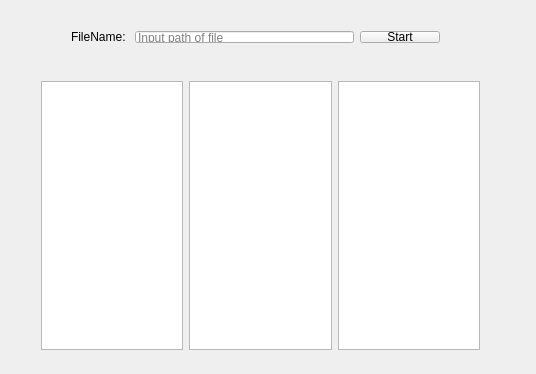
Above: CourseDesign/Part-I/ProcessShow/widget.ui from hustr/ComputerSystemLab before the change. Below: the same form after it.
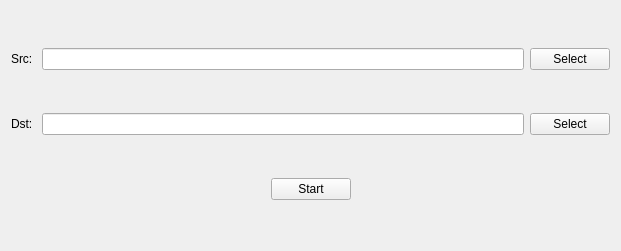
That is the form after the change.

```diff
--- a/CourseDesign/Part-I/ProcessShow/widget.ui
+++ b/CourseDesign/Part-I/ProcessShow/widget.ui
@@ -6,73 +6,123 @@
    <rect>
     <x>0</x>
     <y>0</y>
-    <width>536</width>
-    <height>374</height>
+    <width>621</width>
+    <height>251</height>
    </rect>
   </property>
+  <property name="sizePolicy">
+   <sizepolicy hsizetype="Expanding" vsizetype="Expanding">
+    <horstretch>0</horstretch>
+    <verstretch>0</verstretch>
+   </sizepolicy>
+  </property>
   <property name="windowTitle">
    <string>Widget</string>
   </property>
-  <widget class="QWidget" name="horizontalLayoutWidget">
-   <property name="geometry">
-    <rect>
-     <x>30</x>
-     <y>70</y>
-     <width>461</width>
-     <height>291</height>
-    </rect>
-   </property>
-   <layout class="QHBoxLayout" name="horizontalLayout">
-    <property name="sizeConstraint">
-     <enum>QLayout::SetMaximumSize</enum>
-    </property>
+  <property name="styleSheet">
+   <string notr="true">QTextBrowser {
+	border-style: solid;
+	border-width: 1px 
+}</string>
+  </property>
+  <layout class="QVBoxLayout" name="verticalLayout">
     <item>
-     <widget class="QTextBrowser" name="read_brw"/>
-    </item>
-    <item>
-     <widget class="QTextBrowser" name="copy_brw"/>
-    </item>
-    <item>
-     <widget class="QTextBrowser" name="print_brw"/>
-    </item>
-   </layout>
-  </widget>
-  <widget class="QWidget" name="layoutWidget">
-   <property name="geometry">
-    <rect>
-     <x>60</x>
-     <y>20</y>
-     <width>391</width>
-     <height>34</height>
-    </rect>
-   </property>
    <layout class="QHBoxLayout" name="horizontalLayout_2">
     <item>
      <widget class="QLabel" name="label">
+       <property name="sizePolicy">
+        <sizepolicy hsizetype="Minimum" vsizetype="Minimum">
+         <horstretch>0</horstretch>
+         <verstretch>0</verstretch>
+        </sizepolicy>
+       </property>
       <property name="text">
-       <string>FileName: </string>
+        <string>Src: </string>
       </property>
      </widget>
     </item>
     <item>
-     <widget class="QLineEdit" name="filename_edit">
-      <property name="inputMask">
-       <string/>
-      </property>
-      <property name="placeholderText">
-       <string>Input path of file</string>
-      </property>
-     </widget>
+      <widget class="QLineEdit" name="src_edit">
+       <property name="readOnly">
+        <bool>true</bool>
+       </property>
+      </widget>
+     </item>
+     <item>
+      <widget class="QPushButton" name="src_btn">
+       <property name="text">
+        <string>Select</string>
+       </property>
+      </widget>
+     </item>
+    </layout>
+   </item>
+   <item>
+    <layout class="QHBoxLayout" name="horizontalLayout">
+     <item>
+      <widget class="QLabel" name="label_2">
+       <property name="text">
+        <string>Dst: </string>
+       </property>
+      </widget>
+     </item>
+     <item>
+      <widget class="QLineEdit" name="dst_edit">
+       <property name="readOnly">
+        <bool>true</bool>
+       </property>
+      </widget>
+     </item>
+     <item>
+      <widget class="QPushButton" name="dst_btn">
+       <property name="text">
+        <string>Select</string>
+       </property>
+      </widget>
+     </item>
+    </layout>
+   </item>
+   <item>
+    <layout class="QHBoxLayout" name="horizontalLayout_3">
+     <item>
+      <spacer name="horizontalSpacer">
+       <property name="orientation">
+        <enum>Qt::Horizontal</enum>
+       </property>
+       <property name="sizeHint" stdset="0">
+        <size>
+         <width>40</width>
+         <height>20</height>
+        </size>
+       </property>
+      </spacer>
     </item>
     <item>
      <widget class="QPushButton" name="start_btn">
+       <property name="styleSheet">
+        <string notr="true"/>
+       </property>
       <property name="text">
        <string>Start</string>
       </property>
      </widget>
     </item>
-   </layout>
-  </widget>
+     <item>
+      <spacer name="horizontalSpacer_2">
+       <property name="orientation">
+        <enum>Qt::Horizontal</enum>
+       </property>
+       <property name="sizeHint" stdset="0">
+        <size>
+         <width>40</width>
+         <height>20</height>
+        </size>
+       </property>
+      </spacer>
+     </item>
+    </layout>
+   </item>
+  </layout>
  </widget>
  <layoutdefault spacing="6" margin="11"/>
  <resources/>
```
Lines whose indentation alone changed are shown as unchanged.
